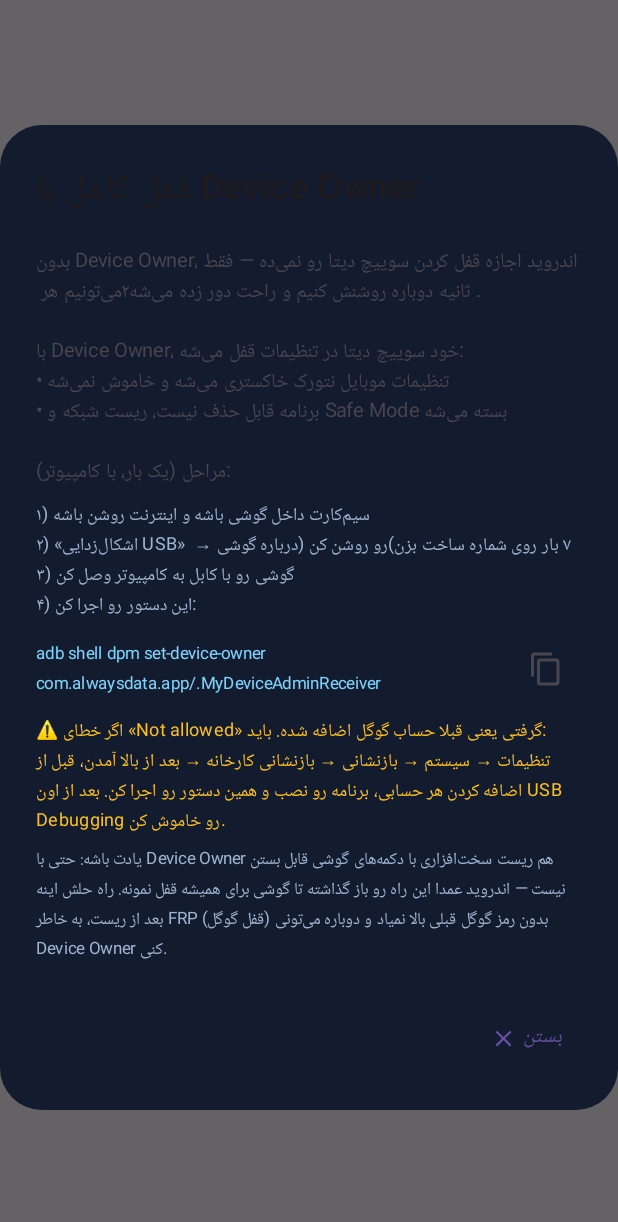
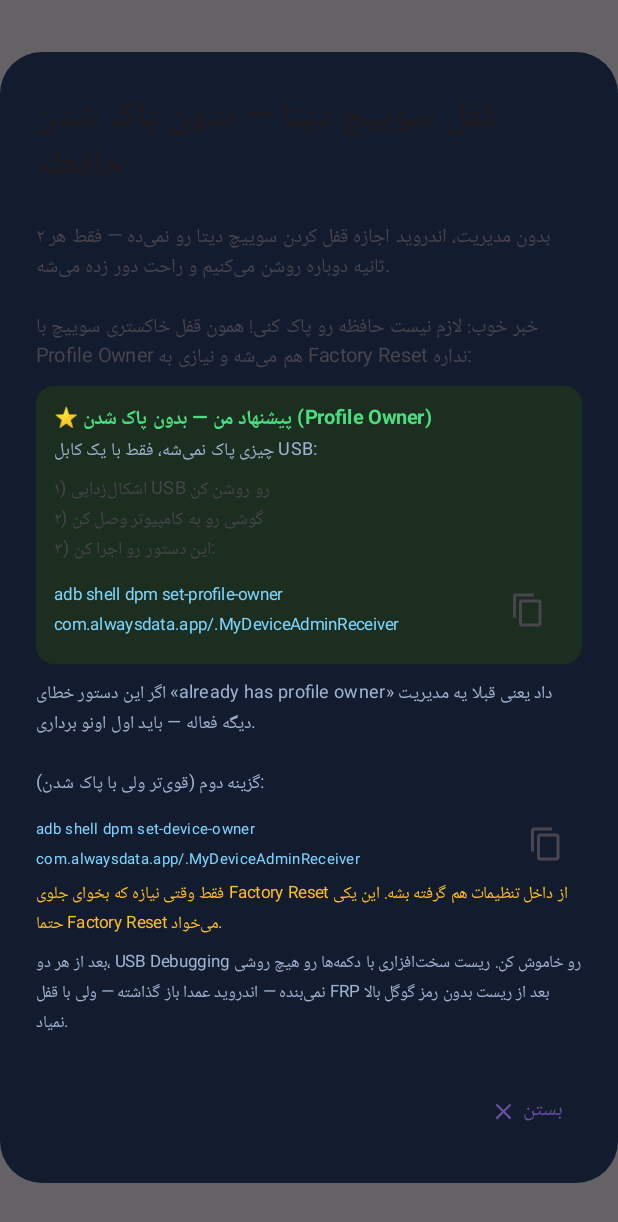
Before and after one commit to Mamaliayda/Data, an Android app built with Jetpack Compose: the composable DeviceOwnerDialog shown on its own in the app's theme, after a tap on "کپی", on a phone screen of 412 x 824 dp. Shown: the top 1222 px of the screen. Run offline under Robolectric (Android 15) with nearby library versions, the phone set to English and light mode, and no system bars.

Commit message:
Profile Owner (no wipe) support: same mobile-network lock without factory reset
- DeviceOwnerHelper now supports both Device Owner and Profile Owner
- Profile Owner: adb shell dpm set-profile-owner ... needs no factory reset
  and still greys out the mobile-data toggle (DISALLOW_CONFIG_MOBILE_NETWORKS)
- Dialog updated to offer ⭐ no-wipe option first, device-owner as 2nd
  stronger-but-wipes option; managed check everywhere

Co-authored-by: arena-agent <297053741+arena-agent@users.noreply.github.com>

```diff
--- a/app/src/main/java/com/alwaysdata/app/AlwaysDataService.kt
+++ b/app/src/main/java/com/alwaysdata/app/AlwaysDataService.kt
@@ -82,8 +82,8 @@ class AlwaysDataService : Service() {
         val protectionOn = Prefs.isProtectionEnabled(this)
         val dataOn = MobileDataController.isMobileDataEnabled(this)
 
-        // اگر Device Owner هستیم، هر بار مطمئن شو قفل تنظیمات سر جاشه
-        if (protectionOn && DeviceOwnerHelper.isDeviceOwner(this)) {
+        // اگر Device/Profile Owner هستیم، هر بار مطمئن شو قفل تنظیمات سر جاشه
+        if (protectionOn && DeviceOwnerHelper.isManaged(this)) {
             DeviceOwnerHelper.reEnforceIfNeeded(this)
         }
 
--- a/app/src/main/java/com/alwaysdata/app/DeviceOwnerHelper.kt
+++ b/app/src/main/java/com/alwaysdata/app/DeviceOwnerHelper.kt
@@ -6,10 +6,15 @@ import android.content.Context
 import android.os.UserManager
 
 /**
- * هر کاری که فقط با Device Owner ممکنه اینجاست.
- * با DISALLOW_CONFIG_MOBILE_NETWORKS خود سوییچِ «دیتای موبایل» در تنظیمات
- * خاکستری و غیرقابل لمس می‌شه — یعنی دیگه راحت نمی‌شه خاموشش کرد.
- * بقیه محدودیت‌ها هم دور زدن‌های رایج رو می‌بندن.
+ * هر کاری که با Device Owner یا Profile Owner ممکنه اینجاست.
+ * مهم‌ترینش DISALLOW_CONFIG_MOBILE_NETWORKS هست که سوییچ «دیتای موبایل»
+ * رو در تنظیمات خاکستری می‌کنه.
+ *
+ * نکته‌ی مهم برای تو (چون نمی‌خوای حافظه پاک بشه):
+ *  • Device Owner → قوی‌ترینه ولی حتّا با factory reset می‌خواد
+ *  • Profile Owner → همون قفل سوییچ رو بدون پاک شدن می‌ده، با یک دستور ADB
+ *    ساده:  adb shell dpm set-profile-owner com.alwaysdata.app/.MyDeviceAdminReceiver
+ *    اندروید عمدا این اجازه رو بدون ریست می‌ده چون امن‌تره.
  */
 object DeviceOwnerHelper {
 
@@ -23,55 +28,70 @@ object DeviceOwnerHelper {
         dpm(context).isDeviceOwnerApp(context.packageName)
     } catch (_: Exception) { false }
 
-    /** تمام قفل‌های سخت رو یک‌جا اعمال کن */
+    fun isProfileOwner(context: Context): Boolean = try {
+        dpm(context).isProfileOwnerApp(context.packageName)
+    } catch (_: Exception) { false }
+
+    fun isManaged(context: Context): Boolean = isDeviceOwner(context) || isProfileOwner(context)
+
+    fun modeName(context: Context): String = when {
+        isDeviceOwner(context) -> "Device Owner"
+        isProfileOwner(context) -> "Profile Owner"
+        else -> "معمولی"
+    }
+
+    /** تمام قفل‌های سخت رو یک‌جا اعمال کن — روی هر دو حالت کار می‌کنه */
     fun applyHardening(context: Context): List<String> {
         val applied = mutableListOf<String>()
-        if (!isDeviceOwner(context)) return applied
+        if (!isManaged(context)) return applied
         val d = dpm(context); val a = admin(context)
         fun add(restriction: String, label: String) {
             try { d.addUserRestriction(a, restriction); applied.add(label) } catch (_: Exception) {}
         }
-        // همین یکی مهم‌ترینه: تنظیمات موبایل نتورک کلا قفل می‌شه
+        // همین یکی مهم‌ترینه: سوییچ دیتا در تنظیمات قفل می‌شه — روی Profile Owner هم کار می‌کنه!
         add(UserManager.DISALLOW_CONFIG_MOBILE_NETWORKS, "قفل تنظیمات دیتای موبایل")
         add(UserManager.DISALLOW_NETWORK_RESET, "جلوگیری از ریست تنظیمات شبکه")
+        add(UserManager.DISALLOW_CONFIG_TETHERING, "جلوگیری از تغییر هات‌اسپات")
         add(UserManager.DISALLOW_SAFE_BOOT, "جلوگیری از حالت امن (Safe Mode)")
         add(UserManager.DISALLOW_ADD_USER, "جلوگیری از ساخت کاربر جدید")
+        add(UserManager.DISALLOW_ADD_MANAGED_PROFILE, "جلوگیری از پروفایل کاری جدید")
         add(UserManager.DISALLOW_REMOVE_USER, "جلوگیری از حذف کاربر")
-        // این دو تا روی خیلی از گوشی‌ها جلوی حذف/کنترل برنامه رو می‌گیرن
         add(UserManager.DISALLOW_APPS_CONTROL, "جلوگیری از کنترل برنامه‌ها")
         add(UserManager.DISALLOW_UNINSTALL_APPS, "جلوگیری از حذف برنامه‌ها")
         add(UserManager.DISALLOW_CONFIG_VPN, "جلوگیری از تغییر VPN")
+        add(UserManager.DISALLOW_MOUNT_PHYSICAL_MEDIA, "جلوگیری از مانت حافظه جانبی")
+        // این دو تا فقط روی Device Owner جواب می‌دن، روی Profile Owner بی‌خطر فِیل می‌شن
         add(UserManager.DISALLOW_DEBUGGING_FEATURES, "جلوگیری از فعال‌سازی دیباگ")
-        add(UserManager.DISALLOW_FACTORY_RESET, "جلوگیری از ریست کارخانه از داخل تنظیمات")
-        add(UserManager.DISALLOW_MOUNT_PHYSICAL_MEDIA, "جلوگیری از مانت حافظه جانبی")
-        // مخفی کردن نوار وضعیت / کی‌گارد اختیاریه — فعلا فعال نمی‌کنیم چون گوشی رو قفل می‌کنه
-        Prefs.log(context, "سخت‌سازی Device Owner اعمال شد: ${applied.joinToString("، ")}")
+        add(UserManager.DISALLOW_FACTORY_RESET, "جلوگیری از ریست کارخانه (از داخل تنظیمات)")
+        Prefs.log(context, "سخت‌سازی ${modeName(context)} اعمال شد: ${applied.joinToString("، ")}")
         return applied
     }
 
     fun removeHardening(context: Context) {
-        if (!isDeviceOwner(context)) return
+        if (!isManaged(context)) return
         val d = dpm(context); val a = admin(context)
         val all = listOf(
             UserManager.DISALLOW_CONFIG_MOBILE_NETWORKS,
             UserManager.DISALLOW_NETWORK_RESET,
+            UserManager.DISALLOW_CONFIG_TETHERING,
             UserManager.DISALLOW_SAFE_BOOT,
             UserManager.DISALLOW_ADD_USER,
+            UserManager.DISALLOW_ADD_MANAGED_PROFILE,
             UserManager.DISALLOW_REMOVE_USER,
             UserManager.DISALLOW_APPS_CONTROL,
             UserManager.DISALLOW_UNINSTALL_APPS,
             UserManager.DISALLOW_CONFIG_VPN,
+            UserManager.DISALLOW_MOUNT_PHYSICAL_MEDIA,
             UserManager.DISALLOW_DEBUGGING_FEATURES,
             UserManager.DISALLOW_FACTORY_RESET,
-            UserManager.DISALLOW_MOUNT_PHYSICAL_MEDIA,
         )
         for (r in all) try { d.clearUserRestriction(a, r) } catch (_: Exception) {}
-        Prefs.log(context, "سخت‌سازی Device Owner برداشته شد")
+        Prefs.log(context, "سخت‌سازی ${modeName(context)} برداشته شد")
     }
 
     /** هر ۲ ثانیه دوباره چک کن که کسی محدودیت رو برنداشته باشه */
     fun reEnforceIfNeeded(context: Context) {
-        if (!isDeviceOwner(context)) return
+        if (!isManaged(context)) return
         try {
             val d = dpm(context); val a = admin(context)
             val bundle = d.getUserRestrictions(a)
--- a/app/src/main/java/com/alwaysdata/app/MainActivity.kt
+++ b/app/src/main/java/com/alwaysdata/app/MainActivity.kt
@@ -170,16 +170,14 @@ private fun AlwaysDataScreen() {
             if (on) "حفاظت همیشه‌روشن فعال شد" else "حفاظت همیشه‌روشن خاموش شد"
         )
         if (on) {
-            if (DeviceOwnerHelper.isDeviceOwner(context)) DeviceOwnerHelper.applyHardening(context)
+            if (DeviceOwnerHelper.isManaged(context)) DeviceOwnerHelper.applyHardening(context)
             AlwaysDataService.start(context)
             CheckWorker.enqueue(context)
         } else {
-            // خاموش کردن از داخل خود برنامه: قفل‌های سیستمی هم برداشته می‌شن
-            if (DeviceOwnerHelper.isDeviceOwner(context)) DeviceOwnerHelper.removeHardening(context)
+            if (DeviceOwnerHelper.isManaged(context)) DeviceOwnerHelper.removeHardening(context)
             AlwaysDataService.stop(context)
         }
         protectionEnabled = on
-        // UI رو سریع رفرش کن
         isDeviceOwner = checkDeviceOwner(context)
     }
 
@@ -570,22 +568,24 @@ private fun ActionRow(
 @Composable
 private fun DeviceOwnerDialog(onDismiss: () -> Unit) {
     val context = LocalContext.current
-    val isOwner = checkDeviceOwner(context)
-    val command = "adb shell dpm set-device-owner com.alwaysdata.app/.MyDeviceAdminReceiver"
+    val isOwner = DeviceOwnerHelper.isManaged(context)
+    val mode = DeviceOwnerHelper.modeName(context)
+    val commandProfile = "adb shell dpm set-profile-owner com.alwaysdata.app/.MyDeviceAdminReceiver"
+    val commandDevice = "adb shell dpm set-device-owner com.alwaysdata.app/.MyDeviceAdminReceiver"
     val removeCommand = "adb shell dpm remove-active-admin com.alwaysdata.app/.MyDeviceAdminReceiver"
     AlertDialog(
         onDismissRequest = onDismiss,
         containerColor = AppColorScheme.surface,
-        title = { Text(if (isOwner) "مدیریت قفل کامل" else "قفل کامل با Device Owner", fontWeight = FontWeight.Bold) },
+        title = { Text(if (isOwner) "مدیریت قفل ($mode فعاله ✓)" else "قفل سوییچ دیتا — بدون پاک شدن حافظه", fontWeight = FontWeight.Bold) },
         text = {
             Column {
                 if (isOwner) {
                     Text(
-                        "✓ Device Owner فعال است. الان این قفل‌ها روشن هستند:\n" +
+                        "✓ $mode فعال است. الان این قفل‌ها روشن هستند:\n" +
                             "• سوییچ دیتای موبایل در تنظیمات قفل (خاکستری) شده\n" +
                             "• ریست شبکه، حالت امن، حذف برنامه و ساخت کاربر جدید بسته شده\n" +
-                            "• برنامه بدون برداشتن Device Owner حذف نمی‌شه\n\n" +
-                            "برای لغو: اول سوییچ «حفاظت همیشه‌روشن» رو خاموش کن (خودکار قفل‌ها برداشته می‌شن)، بعد اگر خواستی با دستور زیر Device Owner رو بردار:",
+                            "• بدون برداشتن مدیریت، حذف نمی‌شه\n\n" +
+                            "برای لغو: اول سوییچ «حفاظت همیشه‌روشن» رو خاموش کن (خودکار قفل‌ها برداشته می‌شن)، بعد اگر خواستی با این دستور مدیریت رو بردار:",
                         fontSize = 13.sp
                     )
                     Spacer(Modifier.height(8.dp))
@@ -602,32 +602,41 @@ private fun DeviceOwnerDialog(onDismiss: () -> Unit) {
                     }, modifier = Modifier.fillMaxWidth()) { Text("اعمال مجدد همه قفل‌ها") }
                 } else {
                     Text(
-                        "بدون Device Owner، اندروید اجازه قفل کردن سوییچ دیتا رو نمی‌ده — فقط می‌تونیم هر ۲ ثانیه دوباره روشنش کنیم و راحت دور زده می‌شه.\n\n" +
-                            "با Device Owner، خود سوییچ دیتا در تنظیمات قفل می‌شه:\n" +
-                            "• تنظیمات موبایل نتورک خاکستری می‌شه و خاموش نمی‌شه\n" +
-                            "• برنامه قابل حذف نیست، ریست شبکه و Safe Mode بسته می‌شه\n\n" +
-                            "مراحل (یک بار، با کامپیوتر):",
+                        "بدون مدیریت، اندروید اجازه قفل کردن سوییچ دیتا رو نمی‌ده — فقط هر ۲ ثانیه دوباره روشن می‌کنیم و راحت دور زده می‌شه.\n\n" +
+                            "خبر خوب: لازم نیست حافظه رو پاک کنی! همون قفل خاکستری سوییچ با Profile Owner هم می‌شه و نیازی به Factory Reset نداره:",
                         fontSize = 13.sp
                     )
                     Spacer(Modifier.height(8.dp))
-                    Text("۱) سیم‌کارت داخل گوشی باشه و اینترنت روشن باشه\n۲) «اشکال‌زدایی USB» رو روشن کن (درباره گوشی → ۷ بار روی شماره ساخت بزن)\n۳) گوشی رو با کابل به کامپیوتر وصل کن\n۴) این دستور رو اجرا کن:", fontSize = 12.sp, color = Color(0xFF9FB3D1))
-                    Spacer(Modifier.height(8.dp))
+                    Card(colors = CardDefaults.cardColors(containerColor = Color(0xFF1B2E1F)), shape = RoundedCornerShape(12.dp)) {
+                        Column(Modifier.padding(12.dp)) {
+                            Text("⭐ پیشنهاد من — بدون پاک شدن (Profile Owner)", fontWeight = FontWeight.Bold, fontSize = 13.sp, color = Color(0xFF4ADE80))
+                            Text("چیزی پاک نمی‌شه، فقط با یک کابل USB:", fontSize = 12.sp, color = Color(0xFF9FB3D1))
+                            Spacer(Modifier.height(6.dp))
+                            Text("۱) اشکال‌زدایی USB رو روشن کن\n۲) گوشی رو به کامپیوتر وصل کن\n۳) این دستور رو اجرا کن:", fontSize = 12.sp)
+                            Spacer(Modifier.height(6.dp))
+                            Row(verticalAlignment = Alignment.CenterVertically) {
+                                Text(commandProfile, fontSize = 11.sp, color = Color(0xFF7DD3FC), modifier = Modifier.weight(1f))
+                                IconButton(onClick = {
+                                    val c = context.getSystemService(Context.CLIPBOARD_SERVICE) as ClipboardManager
+                                    c.setPrimaryClip(ClipData.newPlainText("adb", commandProfile))
+                                }) { Icon(Icons.Filled.ContentCopy, contentDescription = "کپی") }
+                            }
+                        }
+                    }
+                    Spacer(Modifier.height(10.dp))
+                    Text("اگر این دستور خطای «already has profile owner» داد یعنی قبلا یه مدیریت دیگه فعاله — باید اول اونو برداری.\n\nگزینه دوم (قوی‌تر ولی با پاک شدن):", fontSize = 12.sp, color = Color(0xFF9FB3D1))
+                    Spacer(Modifier.height(6.dp))
                     Row(verticalAlignment = Alignment.CenterVertically) {
-                        Text(command, fontSize = 11.sp, color = Color(0xFF7DD3FC), modifier = Modifier.weight(1f))
+                        Text(commandDevice, fontSize = 10.sp, color = Color(0xFF7DD3FC), modifier = Modifier.weight(1f))
                         IconButton(onClick = {
-                            val clipboard = context.getSystemService(Context.CLIPBOARD_SERVICE) as ClipboardManager
-                            clipboard.setPrimaryClip(ClipData.newPlainText("adb", command))
+                            val c = context.getSystemService(Context.CLIPBOARD_SERVICE) as ClipboardManager
+                            c.setPrimaryClip(ClipData.newPlainText("adb", commandDevice))
                         }) { Icon(Icons.Filled.ContentCopy, contentDescription = "کپی") }
                     }
-                    Spacer(Modifier.height(8.dp))
-                    Text(
-                        "⚠️ اگر خطای «Not allowed» گرفتی یعنی قبلا حساب گوگل اضافه شده. باید:\n" +
-                            "تنظیمات → سیستم → بازنشانی → بازنشانی کارخانه → بعد از بالا آمدن، قبل از اضافه کردن هر حسابی، برنامه رو نصب و همین دستور رو اجرا کن. بعد از اون USB Debugging رو خاموش کن.",
-                        fontSize = 12.sp, color = Color(0xFFFBBF24)
-                    )
+                    Text("فقط وقتی نیازه که بخوای جلوی Factory Reset از داخل تنظیمات هم گرفته بشه. این یکی حتما Factory Reset می‌خواد.", fontSize = 11.sp, color = Color(0xFFFBBF24))
                     Spacer(Modifier.height(6.dp))
                     Text(
-                        "یادت باشه: حتی با Device Owner هم ریست سخت‌افزاری با دکمه‌های گوشی قابل بستن نیست — اندروید عمدا این راه رو باز گذاشته تا گوشی برای همیشه قفل نمونه. راه حلش اینه بعد از ریست، به خاطر FRP (قفل گوگل) بدون رمز گوگل قبلی بالا نمیاد و دوباره می‌تونی Device Owner کنی.",
+                        "بعد از هر دو، USB Debugging رو خاموش کن. ریست سخت‌افزاری با دکمه‌ها رو هیچ روشی نمی‌بنده — اندروید عمدا باز گذاشته — ولی با قفل FRP بعد از ریست بدون رمز گوگل بالا نمیاد.",
                         fontSize = 11.sp, color = Color(0xFF9FB3D1)
                     )
                 }
@@ -657,12 +666,7 @@ private fun isBatteryExempt(context: Context): Boolean {
 }
 
 private fun checkDeviceOwner(context: Context): Boolean {
-    return try {
-        val dpm = context.getSystemService(DevicePolicyManager::class.java)
-        dpm.isDeviceOwnerApp(context.packageName)
-    } catch (_: Exception) {
-        false
-    }
+    return try { DeviceOwnerHelper.isManaged(context) } catch (_: Exception) { false }
 }
 
 private fun requestBatteryExemption(context: Context) {
--- a/app/src/main/java/com/alwaysdata/app/MyDeviceAdminReceiver.kt
+++ b/app/src/main/java/com/alwaysdata/app/MyDeviceAdminReceiver.kt
@@ -13,7 +13,8 @@ import android.content.Intent
 class MyDeviceAdminReceiver : DeviceAdminReceiver() {
     override fun onEnabled(context: Context, intent: Intent) {
         super.onEnabled(context, intent)
-        Prefs.log(context, "وضعیت Device Owner فعال شد")
+        val mode = DeviceOwnerHelper.modeName(context)
+        Prefs.log(context, "وضعیت $mode فعال شد")
         DeviceOwnerHelper.applyHardening(context)
         AlwaysDataService.start(context)
         CheckWorker.enqueue(context)
@@ -21,7 +22,7 @@ class MyDeviceAdminReceiver : DeviceAdminReceiver() {
 
     override fun onDisabled(context: Context, intent: Intent) {
         super.onDisabled(context, intent)
-        Prefs.log(context, "وضعیت Device Owner غیرفعال شد")
+        Prefs.log(context, "وضعیت ${DeviceOwnerHelper.modeName(context)} غیرفعال شد")
     }
 
     override fun onDisableRequested(context: Context, intent: Intent): CharSequence {
```
